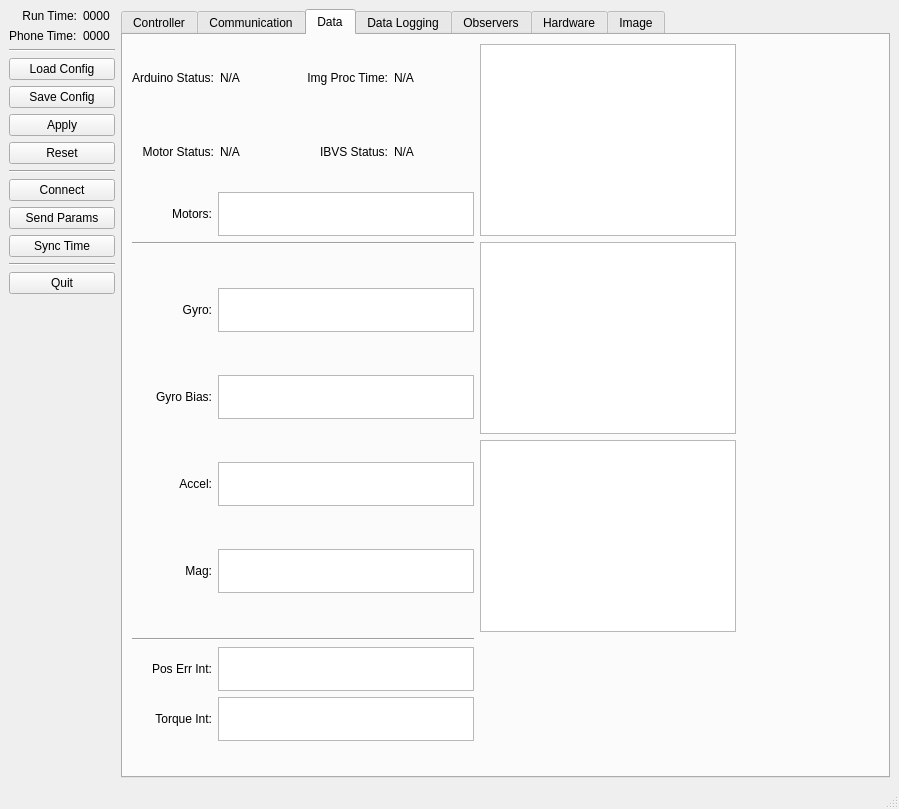
Qt form Leash/src/Leash.ui (ryan0270/quadrover) before a commit.
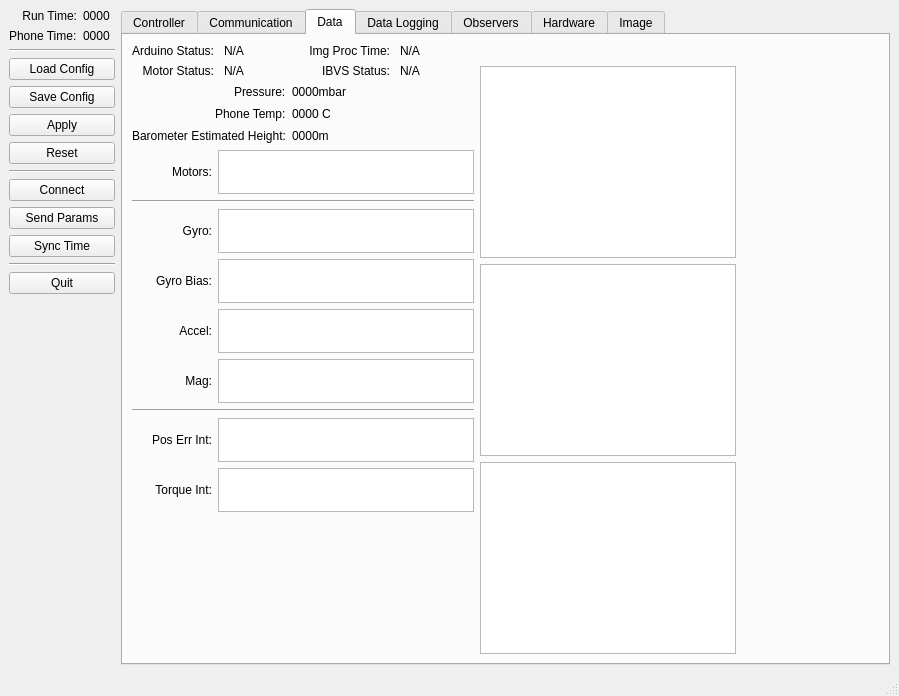
The same form after that commit. The open tabs and pages were chosen to show the change.

Commit message: temp before merge

Diff of the .ui file:
```diff
--- a/Leash/src/Leash.ui
+++ b/Leash/src/Leash.ui
@@ -7,7 +7,7 @@
     <x>0</x>
     <y>0</y>
     <width>899</width>
-    <height>809</height>
+    <height>696</height>
    </rect>
   </property>
   <property name="sizePolicy">
@@ -708,9 +708,14 @@
        <attribute name="title">
         <string>Data</string>
        </attribute>
-       <layout class="QGridLayout" name="gridLayout_3">
-        <item row="0" column="0">
+       <layout class="QHBoxLayout" name="horizontalLayout_2">
+        <item>
+         <layout class="QVBoxLayout" name="verticalLayout_4">
+          <item>
          <layout class="QGridLayout" name="gridLayout_2">
+            <property name="horizontalSpacing">
+             <number>10</number>
+            </property>
           <item row="0" column="0">
            <widget class="QLabel" name="lblChad">
             <property name="text">
@@ -781,29 +786,92 @@
           </item>
          </layout>
         </item>
-        <item row="0" column="1" rowspan="2" colspan="2">
-         <widget class="QTableView" name="vwViconState">
-          <property name="sizePolicy">
-           <sizepolicy hsizetype="Minimum" vsizetype="Minimum">
-            <horstretch>0</horstretch>
-            <verstretch>0</verstretch>
-           </sizepolicy>
-          </property>
+          <item>
+           <layout class="QFormLayout" name="formLayout_3">
+            <property name="labelAlignment">
+             <set>Qt::AlignRight|Qt::AlignTrailing|Qt::AlignVCenter</set>
+            </property>
+            <item row="0" column="0">
+             <widget class="QLabel" name="label_3">
+              <property name="text">
+               <string>Pressure:</string>
+              </property>
+             </widget>
+            </item>
+            <item row="0" column="1">
+             <widget class="QLabel" name="lblPressure">
           <property name="minimumSize">
            <size>
-            <width>0</width>
-            <height>0</height>
+                <width>71</width>
+                <height>16</height>
            </size>
           </property>
           <property name="maximumSize">
            <size>
-            <width>9999</width>
-            <height>9999</height>
-           </size>
-          </property>
+                <width>71</width>
+                <height>16</height>
+               </size>
+              </property>
+              <property name="text">
+               <string>0000mbar</string>
+              </property>
          </widget>
         </item>
         <item row="1" column="0">
+             <widget class="QLabel" name="label_6">
+              <property name="text">
+               <string>Phone Temp:</string>
+              </property>
+             </widget>
+            </item>
+            <item row="1" column="1">
+             <widget class="QLabel" name="lblPhoneTemp">
+              <property name="minimumSize">
+               <size>
+                <width>71</width>
+                <height>16</height>
+               </size>
+              </property>
+              <property name="maximumSize">
+               <size>
+                <width>71</width>
+                <height>16</height>
+               </size>
+              </property>
+              <property name="text">
+               <string>0000 C</string>
+              </property>
+             </widget>
+            </item>
+            <item row="2" column="0">
+             <widget class="QLabel" name="label_8">
+              <property name="text">
+               <string>Barometer Estimated Height:</string>
+              </property>
+             </widget>
+            </item>
+            <item row="2" column="1">
+             <widget class="QLabel" name="lblBarometerHeight">
+              <property name="minimumSize">
+               <size>
+                <width>71</width>
+                <height>16</height>
+               </size>
+              </property>
+              <property name="maximumSize">
+               <size>
+                <width>71</width>
+                <height>16</height>
+               </size>
+              </property>
+              <property name="text">
+               <string>0000m</string>
+              </property>
+             </widget>
+            </item>
+           </layout>
+          </item>
+          <item>
          <layout class="QHBoxLayout" name="horizontalLayout_12">
           <item>
            <widget class="QLabel" name="label_18">
@@ -851,36 +919,14 @@
           </item>
          </layout>
         </item>
-        <item row="2" column="0">
+          <item>
          <widget class="Line" name="line_3">
           <property name="orientation">
            <enum>Qt::Horizontal</enum>
           </property>
          </widget>
         </item>
-        <item row="2" column="1" rowspan="2" colspan="2">
-         <widget class="QTableView" name="vwState">
-          <property name="sizePolicy">
-           <sizepolicy hsizetype="Minimum" vsizetype="Minimum">
-            <horstretch>0</horstretch>
-            <verstretch>0</verstretch>
-           </sizepolicy>
-          </property>
-          <property name="minimumSize">
-           <size>
-            <width>0</width>
-            <height>0</height>
-           </size>
-          </property>
-          <property name="maximumSize">
-           <size>
-            <width>9999</width>
-            <height>9999</height>
-           </size>
-          </property>
-         </widget>
-        </item>
-        <item row="3" column="0" rowspan="2">
+          <item>
          <layout class="QVBoxLayout" name="verticalLayout_3">
           <item>
            <layout class="QHBoxLayout" name="horizontalLayout_4">
@@ -1076,62 +1122,14 @@
           </item>
          </layout>
         </item>
-        <item row="3" column="3">
-         <spacer name="horizontalSpacer">
-          <property name="orientation">
-           <enum>Qt::Horizontal</enum>
-          </property>
-          <property name="sizeHint" stdset="0">
-           <size>
-            <width>117</width>
-            <height>20</height>
-           </size>
-          </property>
-         </spacer>
-        </item>
-        <item row="4" column="1" colspan="2">
-         <widget class="QTableView" name="vwDesState">
-          <property name="sizePolicy">
-           <sizepolicy hsizetype="Minimum" vsizetype="Minimum">
-            <horstretch>0</horstretch>
-            <verstretch>0</verstretch>
-           </sizepolicy>
-          </property>
-          <property name="minimumSize">
-           <size>
-            <width>0</width>
-            <height>0</height>
-           </size>
-          </property>
-          <property name="maximumSize">
-           <size>
-            <width>9999</width>
-            <height>9999</height>
-           </size>
-          </property>
-         </widget>
-        </item>
-        <item row="5" column="0">
+          <item>
          <widget class="Line" name="line_2">
           <property name="orientation">
            <enum>Qt::Horizontal</enum>
           </property>
          </widget>
         </item>
-        <item row="5" column="2" rowspan="2">
-         <spacer name="verticalSpacer_4">
-          <property name="orientation">
-           <enum>Qt::Vertical</enum>
-          </property>
-          <property name="sizeHint" stdset="0">
-           <size>
-            <width>20</width>
-            <height>106</height>
-           </size>
-          </property>
-         </spacer>
-        </item>
-        <item row="6" column="0">
+          <item>
          <layout class="QVBoxLayout" name="verticalLayout_5">
           <item>
            <layout class="QHBoxLayout" name="horizontalLayout_13">
@@ -1231,7 +1229,7 @@
           </item>
          </layout>
         </item>
-        <item row="7" column="1">
+          <item>
          <spacer name="verticalSpacer">
           <property name="orientation">
            <enum>Qt::Vertical</enum>
@@ -1239,7 +1237,105 @@
           <property name="sizeHint" stdset="0">
            <size>
             <width>20</width>
-            <height>188</height>
+              <height>2</height>
+             </size>
+            </property>
+           </spacer>
+          </item>
+         </layout>
+        </item>
+        <item>
+         <layout class="QVBoxLayout" name="verticalLayout_6">
+          <item>
+           <spacer name="verticalSpacer_4">
+            <property name="orientation">
+             <enum>Qt::Vertical</enum>
+            </property>
+            <property name="sizeHint" stdset="0">
+             <size>
+              <width>20</width>
+              <height>40</height>
+             </size>
+            </property>
+           </spacer>
+          </item>
+          <item>
+           <widget class="QTableView" name="vwViconState">
+            <property name="sizePolicy">
+             <sizepolicy hsizetype="Minimum" vsizetype="Minimum">
+              <horstretch>0</horstretch>
+              <verstretch>0</verstretch>
+             </sizepolicy>
+            </property>
+            <property name="minimumSize">
+             <size>
+              <width>0</width>
+              <height>0</height>
+             </size>
+            </property>
+            <property name="maximumSize">
+             <size>
+              <width>9999</width>
+              <height>9999</height>
+             </size>
+            </property>
+           </widget>
+          </item>
+          <item>
+           <widget class="QTableView" name="vwState">
+            <property name="sizePolicy">
+             <sizepolicy hsizetype="Minimum" vsizetype="Minimum">
+              <horstretch>0</horstretch>
+              <verstretch>0</verstretch>
+             </sizepolicy>
+            </property>
+            <property name="minimumSize">
+             <size>
+              <width>0</width>
+              <height>0</height>
+             </size>
+            </property>
+            <property name="maximumSize">
+             <size>
+              <width>9999</width>
+              <height>9999</height>
+             </size>
+            </property>
+           </widget>
+          </item>
+          <item>
+           <widget class="QTableView" name="vwDesState">
+            <property name="sizePolicy">
+             <sizepolicy hsizetype="Minimum" vsizetype="Minimum">
+              <horstretch>0</horstretch>
+              <verstretch>0</verstretch>
+             </sizepolicy>
+            </property>
+            <property name="minimumSize">
+             <size>
+              <width>0</width>
+              <height>0</height>
+             </size>
+            </property>
+            <property name="maximumSize">
+             <size>
+              <width>9999</width>
+              <height>9999</height>
+             </size>
+            </property>
+           </widget>
+          </item>
+         </layout>
+        </item>
+        <item>
+         <spacer name="horizontalSpacer">
+          <property name="orientation">
+           <enum>Qt::Horizontal</enum>
+          </property>
+          <property name="sizeHint" stdset="0">
+           <size>
+            <width>117</width>
+            <height>20</height>
            </size>
           </property>
          </spacer>
```
Left out of the diff: 48 changed lines with no effect on the pictures. Lines whose indentation alone changed are shown as unchanged. The commit also changes 3 other files.
